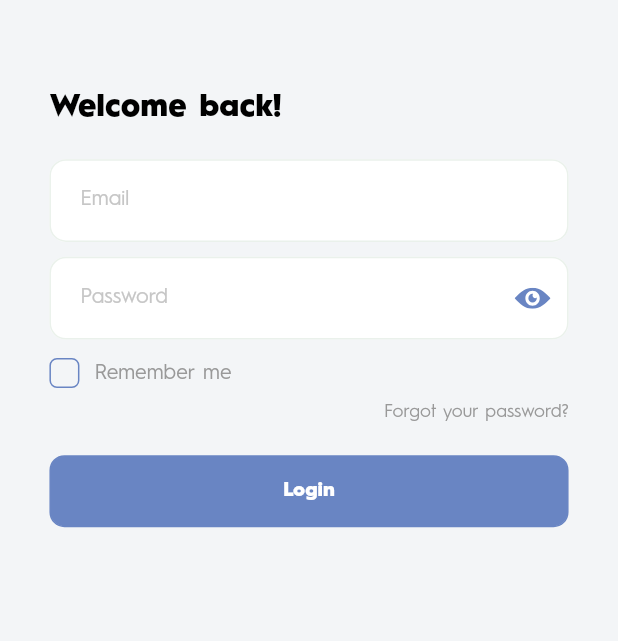
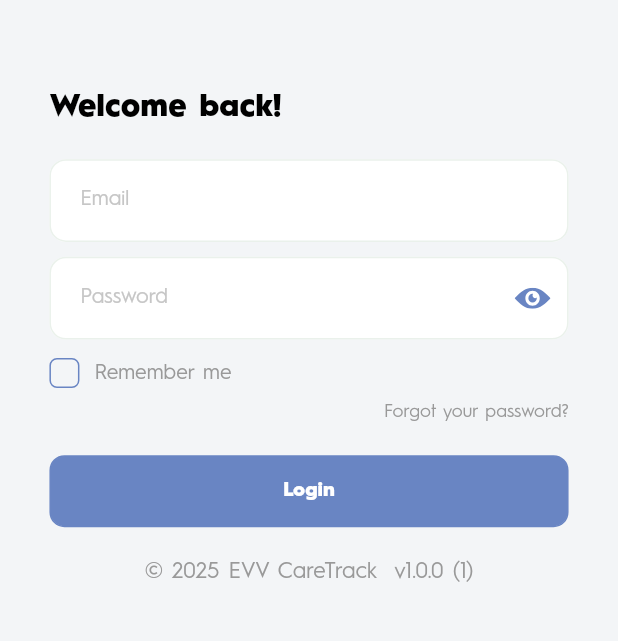
Before and after one commit to musicalnight25/evv_track_care, a Flutter app: the screen it shows after launch, on a phone screen of 412 x 824 dp, the part 514-1155 px from its top. Run offline on Flutter 3.47's test engine with Material 3 defaults, Android fonts, the phone set to English and light mode, and no system bars; our stand-ins replace cached_network_image, connectivity_plus, dio, firebase_core, firebase_remote_config, flutter_svg and 13 more; missing offline and left inert: audio_session, flutter_osm_plugin, flutter_sound, mime_type; accounts and stored records are empty.

Commit message:
ADD : some issue fix & project update new flutter SDK

```diff
--- /dev/null
+++ b/lib/core/common/widgets/app_version_widget.dart
@@ -0,0 +1,40 @@
+import 'package:flutter/material.dart';
+import 'package:package_info_plus/package_info_plus.dart';
+
+import '../../constants/color_constants.dart';
+import '../../utils/text.dart';
+
+class AppVersionWidget extends StatefulWidget {
+  const AppVersionWidget({super.key});
+
+  @override
+  _AppVersionWidgetState createState() => _AppVersionWidgetState();
+}
+
+class _AppVersionWidgetState extends State<AppVersionWidget> {
+  String versionText = "";
+
+  @override
+  void initState() {
+    super.initState();
+    _loadAppInfo();
+  }
+
+  Future<void> _loadAppInfo() async {
+    final packageInfo = await PackageInfo.fromPlatform();
+    final currentYear = DateTime.now().year;
+
+    setState(() {
+      versionText = "© $currentYear EVV CareTrack  v${packageInfo.version} (${packageInfo.buildNumber})";
+    });
+  }
+
+  @override
+  Widget build(BuildContext context) {
+    return Txt(
+      versionText,
+      textColor: AppColors.hint_text_color_dark,
+      fontSize: 15,
+    );
+  }
+}
--- a/lib/src/auth/screens/login_screen.dart
+++ b/lib/src/auth/screens/login_screen.dart
@@ -3,6 +3,7 @@ import 'dart:developer';
 import 'package:flutter/material.dart';
 import 'package:flutter/services.dart';
 import 'package:healthcare/core/common/widgets/app_image_assets.dart';
+import 'package:healthcare/core/common/widgets/app_version_widget.dart';
 import 'package:healthcare/core/common/widgets/custom_elevated_button.dart';
 import 'package:healthcare/core/common/widgets/custom_text_field.dart';
 import 'package:healthcare/core/constants/app_constants.dart';
@@ -262,7 +263,9 @@ class _LoginScreenState extends State<LoginScreen> {
                                 ),
                               )),
                         ),
-                      )
+                      ),
+                      const SizedBox(height: 20),
+                      const Center(child: AppVersionWidget()),
                     ],
                   ),
                 );
```
Also changed, not shown: lib/src/demo/screens/visits_screen.dart (+34 -3 lines), pubspec.yaml (+8 -8 lines), 7 other files.
